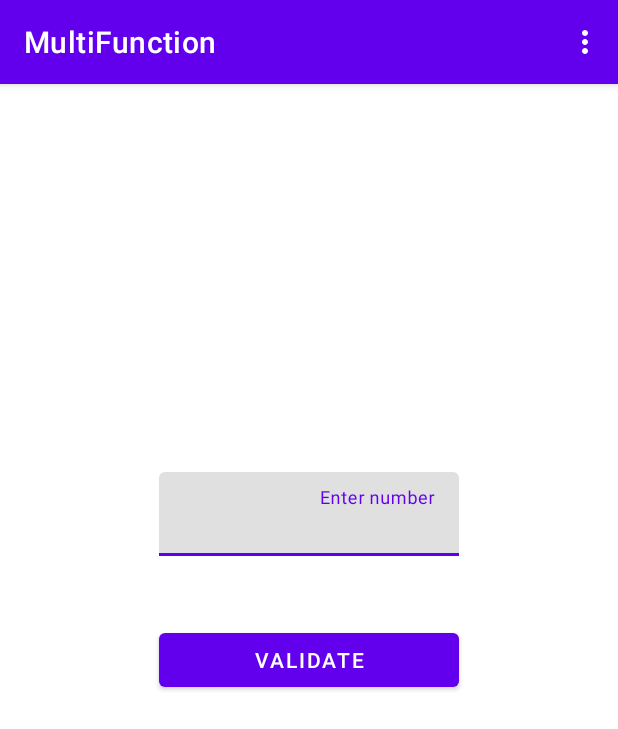
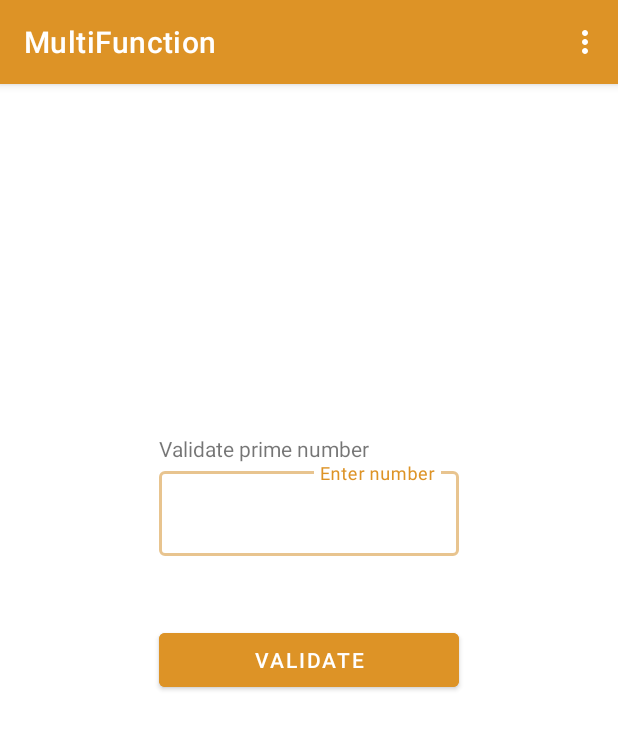
Before and after one commit to SirOogway/MultiFunction, an Android app: the screen it shows after launch (MainActivity), in the options menu, after a tap on "Prime number", on a phone screen of 412 x 824 dp. Shown: the top 729 px of the screen. Run offline under Robolectric (Android 15) with nearby library versions, the phone set to English and light mode, and no system bars.

Commit message:
finished project

```diff
--- a/app/src/main/AndroidManifest.xml
+++ b/app/src/main/AndroidManifest.xml
@@ -11,7 +11,7 @@
         android:label="@string/app_name"
         android:roundIcon="@mipmap/ic_launcher_round"
         android:supportsRtl="true"
-        android:theme="@style/Theme.MultiFunction"
+        android:theme="@style/Theme.MyMultiFunction"
         tools:targetApi="31">
         <activity
             android:name=".MainActivity"
--- a/app/src/main/java/com/innova/multifunction/MainActivity.kt
+++ b/app/src/main/java/com/innova/multifunction/MainActivity.kt
@@ -8,10 +8,7 @@ import android.widget.Button
 import android.widget.EditText
 import android.widget.TextView
 import android.widget.Toast
-import com.innova.multifunction.extensions.isPalindrome
-import com.innova.multifunction.extensions.isPerfectNumber
-import com.innova.multifunction.extensions.isPrimeNumber
-import java.lang.Exception
+import com.innova.multifunction.extensions.*
 
 class MainActivity : AppCompatActivity() {
     private lateinit var operation: Operation
@@ -22,10 +19,13 @@ class MainActivity : AppCompatActivity() {
         val tvResult: TextView = findViewById(R.id.tvResult)
         val etNumber: EditText = findViewById(R.id.etNumber)
         val btnValidate: Button = findViewById(R.id.btnValidate)
+        val maxNumber = 1073741823
+
+        etNumber.errorIsNumberExceededListener(maxNumber, "Number is very large")
 
         btnValidate.setOnClickListener {
-            val number: Int = etNumber.text.toString().toInt()
             try {
+                val number: Int = etNumber.text.toString().toInt()
                 tvResult.text = when (operation) {
                     Operation.IsPrimeNumber -> if (number.isPrimeNumber()) "Is prime number"
                     else "Isn't prime number"
@@ -36,13 +36,16 @@ class MainActivity : AppCompatActivity() {
                     Operation.IsPalindromeNumber -> if (number.isPalindrome()) "Is palindrome"
                     else "Isn't palindrome"
                 }
-            } catch (e: Exception) {
-                Toast.makeText(this, "get a menu option", Toast.LENGTH_SHORT).show()
-
+            } catch (e: UninitializedPropertyAccessException) {
+                Toast.makeText(this, "select a menu option", Toast.LENGTH_SHORT).show()
+            } catch (e: NumberFormatException) {
+                if (!etNumber.isNumberExceeded(maxNumber))
+                    Toast.makeText(this, "Enter a number", Toast.LENGTH_SHORT)
+                        .show()
             }
         }
+    }
 
-    }
 
     override fun onCreateOptionsMenu(menu: Menu): Boolean {
         menuInflater.inflate(R.menu.main_menu, menu)
@@ -55,6 +58,16 @@ class MainActivity : AppCompatActivity() {
             R.id.is_palindrome_number_action -> Operation.IsPalindromeNumber
             else -> Operation.IsPrimeNumber
         }
+        operationToTag()
         return true
     }
+
+    private fun operationToTag() {
+        val tvTagFunctionSelected: TextView = findViewById(R.id.tvTagFunctionSelected)
+        tvTagFunctionSelected.text = "Validate " + when (operation) {
+            Operation.IsPerfectNumber -> "perfect number"
+            Operation.IsPalindromeNumber -> "palindrome number"
+            Operation.IsPrimeNumber -> "prime number"
+        }
+    }
 }
--- /dev/null
+++ b/app/src/main/java/com/innova/multifunction/extensions/editTextEx.kt
@@ -0,0 +1,25 @@
+package com.innova.multifunction.extensions
+
+import android.widget.EditText
+import androidx.core.widget.addTextChangedListener
+
+fun EditText.errorIsNumberExceededListener(maxNumber: Int, errorMessage: String) {
+    this.addTextChangedListener {
+        try {
+            val numberString: String = this.text.toString()
+            if (numberString.toLong() > maxNumber)
+                this.error = errorMessage
+        } catch (e: NumberFormatException) {
+        }
+    }
+}
+
+fun EditText.isNumberExceeded(maxNumber: Int): Boolean {
+    val numberString = this.text.toString()
+    val number: Long = try {
+        numberString.toLong()
+    } catch (e: NumberFormatException) {
+        0
+    }
+    return number > maxNumber
+}
--- a/app/src/main/res/layout/activity_main.xml
+++ b/app/src/main/res/layout/activity_main.xml
@@ -3,14 +3,26 @@
     xmlns:tools="http://schemas.android.com/tools"
     android:layout_width="match_parent"
     android:layout_height="match_parent"
+    xmlns:app="http://schemas.android.com/apk/res-auto"
     tools:context=".MainActivity">
 
+    <TextView
+        android:id="@+id/tvTagFunctionSelected"
+        android:layout_width="wrap_content"
+        android:layout_height="wrap_content"
+        android:layout_above="@id/materialLayout"
+        android:layout_alignStart="@id/materialLayout"/>
+
     <com.google.android.material.textfield.TextInputLayout
+        android:id="@+id/materialLayout"
+        style="@style/Widget.MaterialComponents.TextInputLayout.OutlinedBox"
         android:layout_width="wrap_content"
         android:layout_height="wrap_content"
         android:layout_above="@id/tvResult"
         android:layout_centerHorizontal="true"
-        android:hint="@string/enter_number">
+        android:hint="@string/enter_number"
+        app:boxBackgroundMode="outline"
+        app:boxStrokeColor="@color/primary_soft">
 
         <com.google.android.material.textfield.TextInputEditText
             android:id="@+id/etNumber"
@@ -18,7 +30,9 @@
             android:layout_height="wrap_content"
             android:layout_marginBottom="2dp"
             android:gravity="end"
-            android:inputType="number" />
+            android:inputType="number"
+            android:textColorHighlight="@color/primary_super_soft"
+            android:textColorHint="#616161" />
     </com.google.android.material.textfield.TextInputLayout>
 
     <TextView
@@ -26,7 +40,7 @@
         android:layout_width="wrap_content"
         android:layout_height="wrap_content"
         android:layout_above="@id/btnValidate"
-        android:layout_alignEnd="@id/btnValidate"
+        android:layout_alignStart="@id/btnValidate"
         android:layout_marginBottom="24dp" />
 
     <Button
@@ -35,5 +49,6 @@
         android:layout_height="wrap_content"
         android:layout_centerHorizontal="true"
         android:layout_centerVertical="true"
-        android:text="@string/validate" />
+        android:text="@string/validate"
+        android:backgroundTint="@color/primary"/>
 </RelativeLayout>
--- a/app/src/main/res/values/colors.xml
+++ b/app/src/main/res/values/colors.xml
@@ -7,4 +7,10 @@
     <color name="teal_700">#FF018786</color>
     <color name="black">#FF000000</color>
     <color name="white">#FFFFFFFF</color>
+
+<!--    My colors-->
+    <color name="primary">#DD9326</color>
+    <color name="primary_dark">#BD770F</color>
+    <color name="primary_soft">#E8C48F</color>
+    <color name="primary_super_soft">#EFD9B7</color>
 </resources>
--- a/app/src/main/res/values/themes.xml
+++ b/app/src/main/res/values/themes.xml
@@ -13,4 +13,11 @@
         <item name="android:statusBarColor">?attr/colorPrimaryVariant</item>
         <!-- Customize your theme here. -->
     </style>
+<!--    My action bar theme-->
+    <style name="Theme.MyMultiFunction" parent="Theme.MaterialComponents.DayNight.DarkActionBar">
+        <!-- Primary brand color. -->
+        <item name="colorPrimary">@color/primary</item>
+        <item name="colorPrimaryVariant">@color/primary_dark</item>
+        <item name="android:statusBarColor">?attr/colorPrimaryVariant</item>
+    </style>
 </resources>
```
